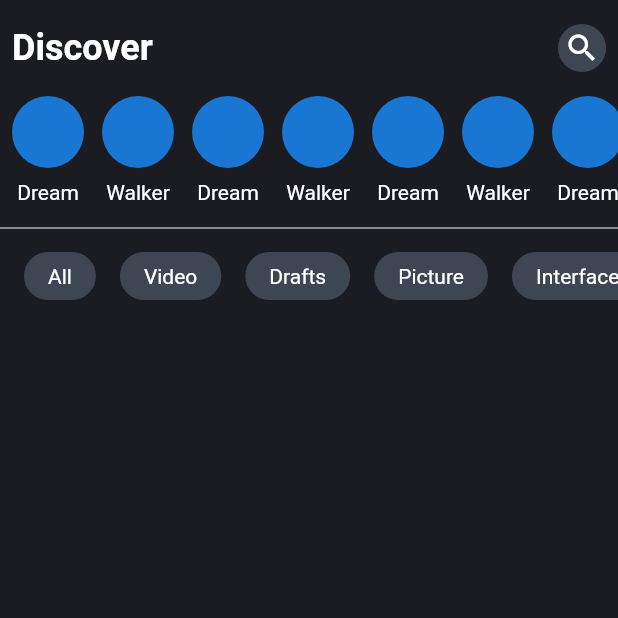
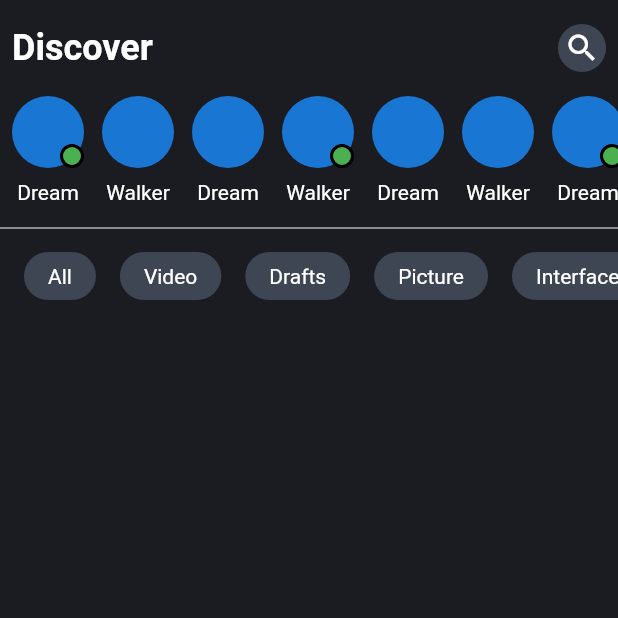
Before and after one commit to JAICHANGPARK/flutter_notebook_chapter_24, a Flutter app: the AlmysticMainPage screen opened directly, on a phone screen of 412 x 824 dp, the top half of it. Run offline on Flutter 3.47's test engine with Material 2 defaults, Android fonts, the phone set to English and light mode, and no system bars; our stand-ins replace flutter_riverpod, freezed_annotation, ionicons, percent_indicator; missing offline and left inert: crypto_font_icons; network calls fail.

Commit message:
Update almystic_main_page.dart

```diff
--- a/lib/ep1386_ai_image_generator_app/view/almystic_main_page.dart
+++ b/lib/ep1386_ai_image_generator_app/view/almystic_main_page.dart
@@ -42,7 +42,6 @@ class _AlmysticMainPageState extends State<AlmysticMainPage> {
             ),
             Container(
               height: 72,
-
               margin: EdgeInsets.only(left: 8),
               child: ListView.builder(
                   scrollDirection: Axis.horizontal,
@@ -58,6 +57,19 @@ class _AlmysticMainPageState extends State<AlmysticMainPage> {
                                 CircleAvatar(
                                   radius: 24,
                                 ),
+                                index % 3 == 0
+                                    ? Positioned(
+                                        right: 0,
+                                        bottom: 0,
+                                        child: Container(
+                                          height: 16,
+                                          width: 16,
+                                          decoration: BoxDecoration(
+                                              shape: BoxShape.circle,
+                                              border: Border.all(color: Colors.black, width: 2),
+                                              color: Colors.green),
+                                        ))
+                                    : Container()
                               ],
                             ),
                           ),
```
